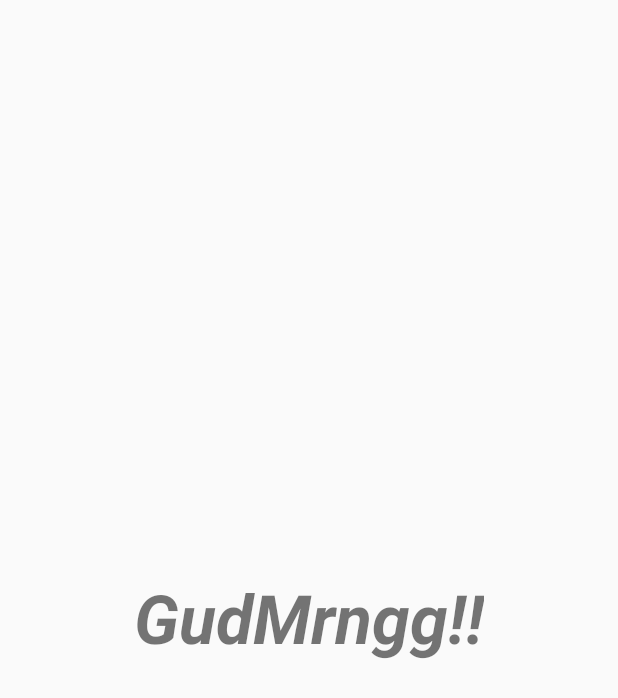
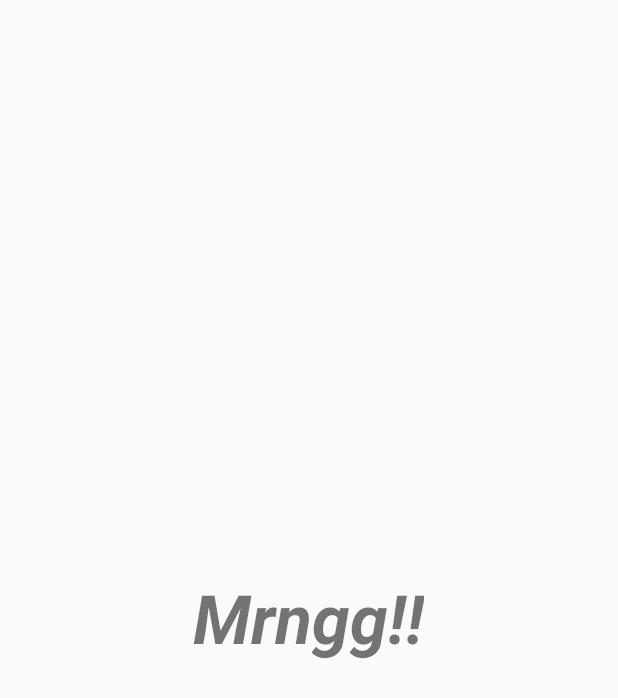
Before and after one commit to MeghanaBaratam/Example, an Android app: the screen it shows after launch (MainActivity), on a phone screen of 412 x 824 dp. Shown: the top 698 px of the screen. Run offline under Robolectric (Android 15) with nearby library versions, the phone set to English and light mode, and no system bars.

Commit message:
gudmrng to mrng

```diff
--- a/app/src/main/res/layout/splash.xml
+++ b/app/src/main/res/layout/splash.xml
@@ -9,7 +9,7 @@
         android:id="@+id/text1"
         android:layout_width="wrap_content"
         android:layout_height="wrap_content"
-        android:text="GudMrngg!!"
+        android:text="Mrngg!!"
         android:textSize="45sp"
         android:layout_centerVertical="true"
         android:layout_centerHorizontal="true" />
```
